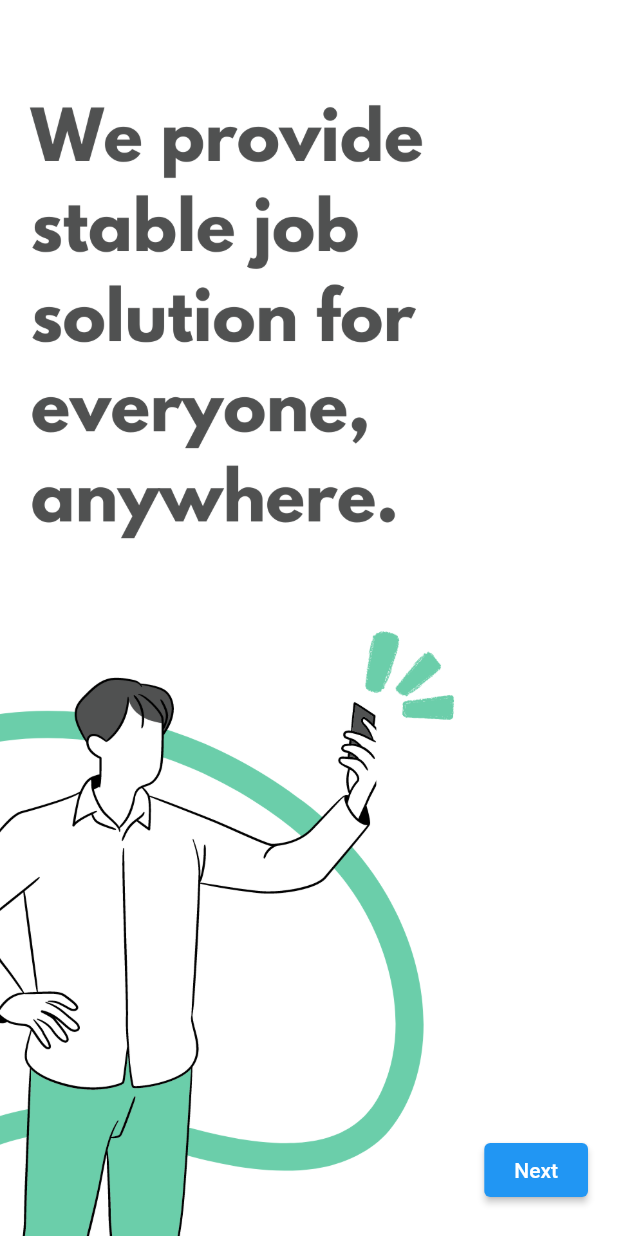
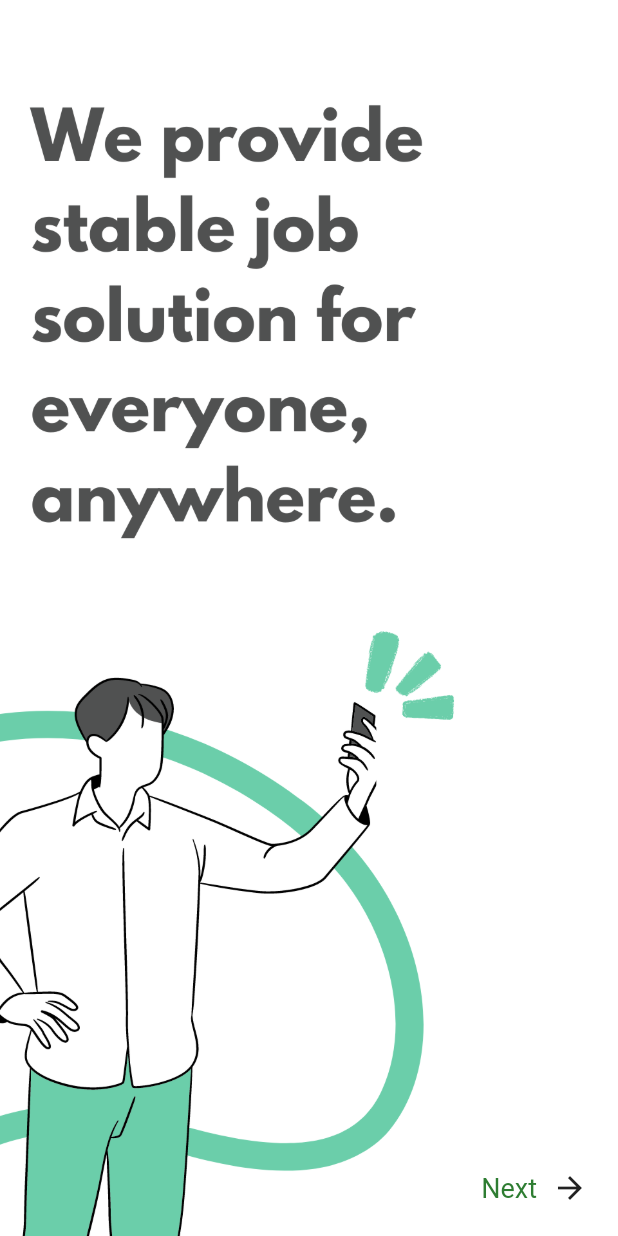
Before and after one commit to Master5551/Job_Scout, a Flutter app: the screen it shows after launch, on a phone screen of 412 x 824 dp. Run offline on Flutter 3.47's test engine with Material 2 defaults, Android fonts, the phone set to English and light mode, and no system bars; our stand-ins replace flutter_signin_button.

Commit message:
HOME_PAGE

```diff
--- a/lib/Authentication/home_page.dart
+++ b/lib/Authentication/home_page.dart
@@ -21,15 +21,20 @@ class HomePage extends StatelessWidget {
           Positioned(
             bottom: 20.0,
             right: 20.0,
-            child: ElevatedButton(
-              onPressed: () {
-                // Handle the "Next" button press
-              },
-              style: ElevatedButton.styleFrom(
-                padding: const EdgeInsets.symmetric(
-                    horizontal: 20, vertical: 10), // Adjust padding as needed
-              ),
-              child: const Text('Next'),
+            child: Row(
+              children: [
+                Text(
+                  'Next',
+                  style: TextStyle(
+                    color:
+                        Colors.green[800], // Set the text color to light green
+                    fontSize: 18, // Adjust the font size as needed
+                  ),
+                ),
+                SizedBox(
+                    width: 10), // Add some space between the text and the icon
+                Icon(Icons.arrow_forward),
+              ],
             ),
           ),
         ],
```
